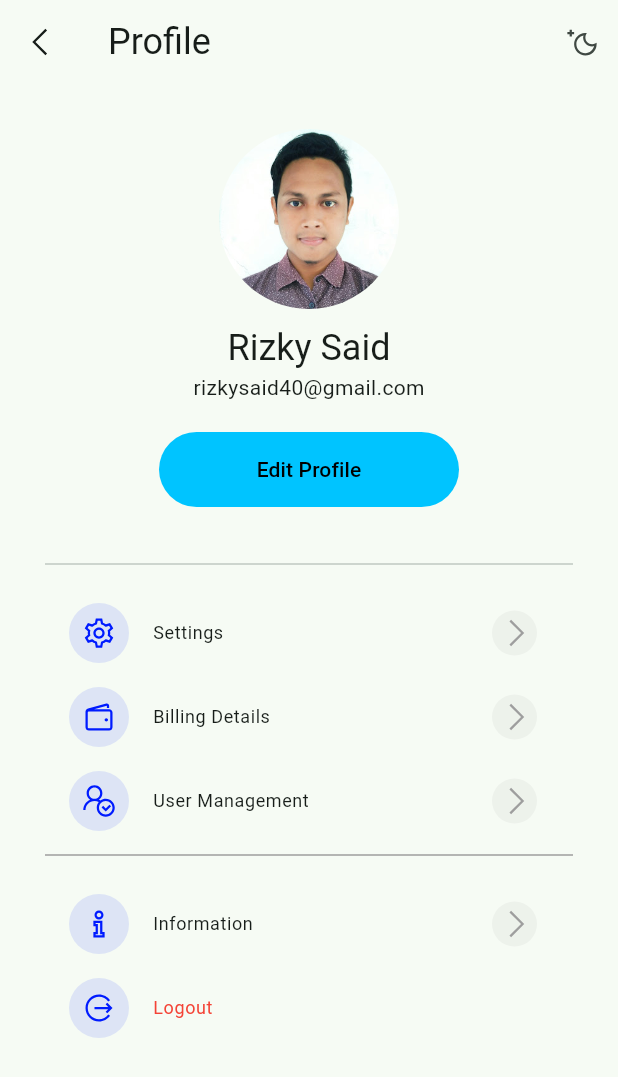
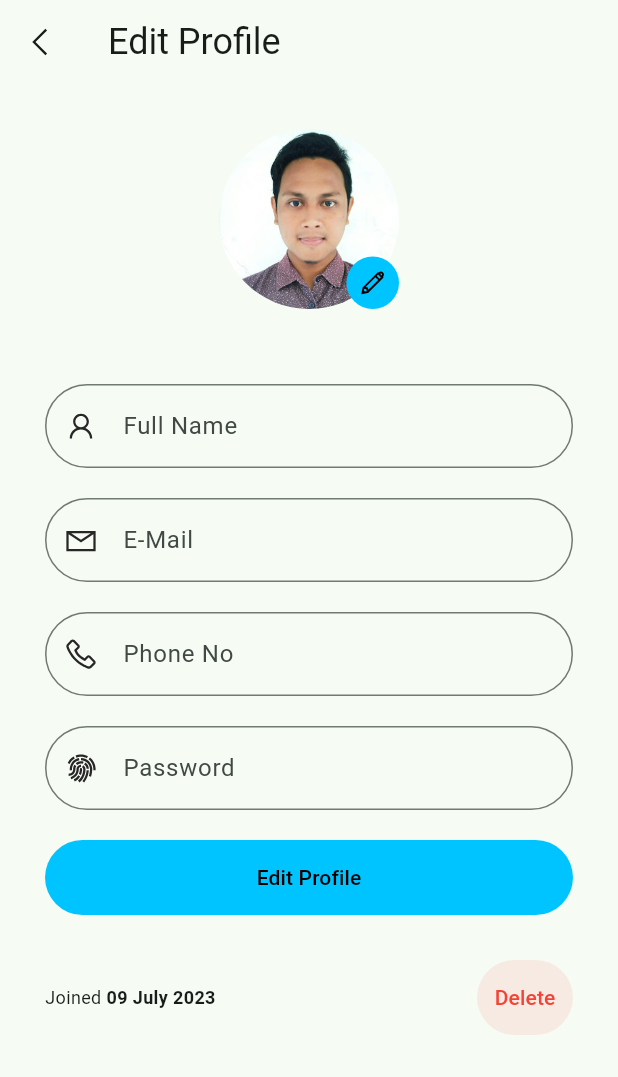
Before and after one commit to rizkysaid/login_app, a Flutter app: the screen it shows after launch, after a tap on "Edit Profile", on a phone screen of 412 x 824 dp. Shown: the top 1077 px of the screen. Run offline on Flutter 3.47's test engine with Material 2 defaults, Android fonts, the phone set to English and light mode, and no system bars; our stand-ins replace firebase_auth, firebase_core, flutter_otp_text_field, get, google_fonts, line_awesome_flutter and 2 more; accounts and stored records are empty.

Commit message:
profile screen done

```diff
--- a/lib/src/constants/text_strings.dart
+++ b/lib/src/constants/text_strings.dart
@@ -86,5 +86,5 @@ const String menu5 = logoutDialogHeading;
 
 // Update Profile Screen - Text
 const String delete = "Delete";
-const String joined = "Joined";
+const String joined = "Joined ";
 const String joinedAt = "09 July 2023";
--- a/lib/src/features/core/screens/profile/profile_screen.dart
+++ b/lib/src/features/core/screens/profile/profile_screen.dart
@@ -1,9 +1,11 @@
 import 'package:flutter/material.dart';
+import 'package:get/get.dart';
 import 'package:line_awesome_flutter/line_awesome_flutter.dart';
 import 'package:login_app/src/constants/colors.dart';
 import 'package:login_app/src/constants/image_strings.dart';
 import 'package:login_app/src/constants/sizes.dart';
 import 'package:login_app/src/constants/text_strings.dart';
+import 'package:login_app/src/features/core/screens/profile/update_profile_screen.dart';
 import 'package:login_app/src/features/core/screens/profile/widget/profile_menu.dart';
 
 class ProfileScreen extends StatelessWidget {
@@ -28,6 +30,8 @@ class ProfileScreen extends StatelessWidget {
           padding: const EdgeInsets.all(defaultSize),
           child: Column(
             children: [
+              Stack(
+                children: [
                   SizedBox(
                     width: 120,
                     height: 120,
@@ -38,6 +42,25 @@ class ProfileScreen extends StatelessWidget {
                       ),
                     ),
                   ),
+                  Positioned(
+                    bottom: 0,
+                    right: 0,
+                    child: Container(
+                      width: 35,
+                      height: 35,
+                      decoration: BoxDecoration(
+                        borderRadius: BorderRadius.circular(100),
+                        color: primaryColor,
+                      ),
+                      child: const Icon(
+                        LineAwesomeIcons.alternate_pencil,
+                        color: Colors.black,
+                        size: 20,
+                      ),
+                    ),
+                  ),
+                ],
+              ),
               const SizedBox(height: 10),
               Text(profileHeading,
                   style: Theme.of(context).textTheme.headlineSmall),
@@ -47,7 +70,7 @@ class ProfileScreen extends StatelessWidget {
               SizedBox(
                 width: 200,
                 child: ElevatedButton(
-                  onPressed: () {},
+                  onPressed: () => Get.to(() => const UpdateProfileScreen()),
                   style: ElevatedButton.styleFrom(
                     backgroundColor: primaryColor,
                     side: BorderSide.none,
--- /dev/null
+++ b/lib/src/features/core/screens/profile/update_profile_screen.dart
@@ -0,0 +1,150 @@
+import 'package:flutter/material.dart';
+import 'package:get/get.dart';
+import 'package:line_awesome_flutter/line_awesome_flutter.dart';
+import 'package:login_app/src/constants/colors.dart';
+import 'package:login_app/src/constants/image_strings.dart';
+import 'package:login_app/src/constants/sizes.dart';
+import 'package:login_app/src/constants/text_strings.dart';
+
+class UpdateProfileScreen extends StatelessWidget {
+  const UpdateProfileScreen({super.key});
+
+  @override
+  Widget build(BuildContext context) {
+    return Scaffold(
+      appBar: AppBar(
+        leading: IconButton(
+            onPressed: () => Get.back(),
+            icon: const Icon(LineAwesomeIcons.angle_left)),
+        title:
+            Text(editProfile, style: Theme.of(context).textTheme.headlineSmall),
+        // actions: [
+        //   IconButton(
+        //       onPressed: () {},
+        //       icon: Icon(isDark ? LineAwesomeIcons.sun : LineAwesomeIcons.moon))
+        // ],
+      ),
+      body: SingleChildScrollView(
+        child: Container(
+          padding: const EdgeInsets.all(defaultSize),
+          child: Column(
+            children: [
+              Stack(
+                children: [
+                  SizedBox(
+                    width: 120,
+                    height: 120,
+                    child: ClipRRect(
+                      borderRadius: BorderRadius.circular(100),
+                      child: const Image(
+                        image: AssetImage(profileImage),
+                      ),
+                    ),
+                  ),
+                  Positioned(
+                    bottom: 0,
+                    right: 0,
+                    child: Container(
+                      width: 35,
+                      height: 35,
+                      decoration: BoxDecoration(
+                        borderRadius: BorderRadius.circular(100),
+                        color: primaryColor,
+                      ),
+                      child: const Icon(
+                        LineAwesomeIcons.alternate_pencil,
+                        color: Colors.black,
+                        size: 20,
+                      ),
+                    ),
+                  ),
+                ],
+              ),
+              const SizedBox(height: 50),
+              Form(
+                child: Column(
+                  children: [
+                    TextFormField(
+                      decoration: const InputDecoration(
+                        label: Text(fullName),
+                        prefixIcon: Icon(LineAwesomeIcons.user),
+                      ),
+                    ),
+                    const SizedBox(height: 20),
+                    TextFormField(
+                      decoration: const InputDecoration(
+                        label: Text(email),
+                        prefixIcon: Icon(LineAwesomeIcons.envelope),
+                      ),
+                    ),
+                    const SizedBox(height: 20),
+                    TextFormField(
+                      decoration: const InputDecoration(
+                        label: Text(phoneNo),
+                        prefixIcon: Icon(LineAwesomeIcons.phone),
+                      ),
+                    ),
+                    const SizedBox(height: 20),
+                    TextFormField(
+                      decoration: const InputDecoration(
+                        label: Text(password),
+                        prefixIcon: Icon(LineAwesomeIcons.fingerprint),
+                      ),
+                    ),
+                    const SizedBox(height: 20),
+                    SizedBox(
+                      width: double.infinity,
+                      child: ElevatedButton(
+                        onPressed: () =>
+                            Get.to(() => const UpdateProfileScreen()),
+                        style: ElevatedButton.styleFrom(
+                          backgroundColor: primaryColor,
+                          side: BorderSide.none,
+                          shape: const StadiumBorder(),
+                        ),
+                        child: const Text(
+                          editProfile,
+                          style: TextStyle(color: darkColor),
+                        ),
+                      ),
+                    ),
+                    const SizedBox(height: formHeight),
+                    Row(
+                      mainAxisAlignment: MainAxisAlignment.spaceBetween,
+                      children: [
+                        const Text.rich(
+                          TextSpan(
+                            text: joined,
+                            style: TextStyle(fontSize: 12),
+                            children: [
+                              TextSpan(
+                                text: joinedAt,
+                                style: TextStyle(
+                                    fontWeight: FontWeight.bold, fontSize: 12),
+                              ),
+                            ],
+                          ),
+                        ),
+                        ElevatedButton(
+                          onPressed: () {},
+                          style: ElevatedButton.styleFrom(
+                            backgroundColor: Colors.redAccent.withOpacity(0.1),
+                            elevation: 0,
+                            foregroundColor: Colors.red,
+                            shape: const StadiumBorder(),
+                            side: BorderSide.none,
+                          ),
+                          child: const Text(delete),
+                        ),
+                      ],
+                    )
+                  ],
+                ),
+              )
+            ],
+          ),
+        ),
+      ),
+    );
+  }
+}
--- a/lib/src/utils/theme/widget_themes/text_field_theme.dart
+++ b/lib/src/utils/theme/widget_themes/text_field_theme.dart
@@ -5,12 +5,13 @@ class MyTextFormFieldTheme{
   MyTextFormFieldTheme._();
 
   static InputDecorationTheme lightInputDecorationTheme =
-      const InputDecorationTheme(
-        border: OutlineInputBorder(),
+      InputDecorationTheme(
+        border: OutlineInputBorder(borderRadius: BorderRadius.circular(100)),
         prefixIconColor: secondaryColor,
-        floatingLabelStyle: TextStyle(color: secondaryColor),
+        floatingLabelStyle: const TextStyle(color: secondaryColor),
         focusedBorder: OutlineInputBorder(
-          borderSide: BorderSide(
+          borderRadius: BorderRadius.circular(100),
+          borderSide: const BorderSide(
             width: 2.0,
             color: secondaryColor,
           ),
@@ -18,12 +19,13 @@ class MyTextFormFieldTheme{
       );
 
    static InputDecorationTheme darkInputDecorationTheme =
-        const InputDecorationTheme(
-          border: OutlineInputBorder(),
+        InputDecorationTheme(
+          border: OutlineInputBorder(borderRadius: BorderRadius.circular(100)),
           prefixIconColor: primaryColor,
-          floatingLabelStyle: TextStyle(color: primaryColor),
+          floatingLabelStyle: const TextStyle(color: primaryColor),
           focusedBorder: OutlineInputBorder(
-            borderSide: BorderSide(
+            borderRadius: BorderRadius.circular(100),
+            borderSide: const BorderSide(
               width: 2.0,
               color: primaryColor,
             ),
```
Lines whose indentation alone changed are shown as unchanged.
